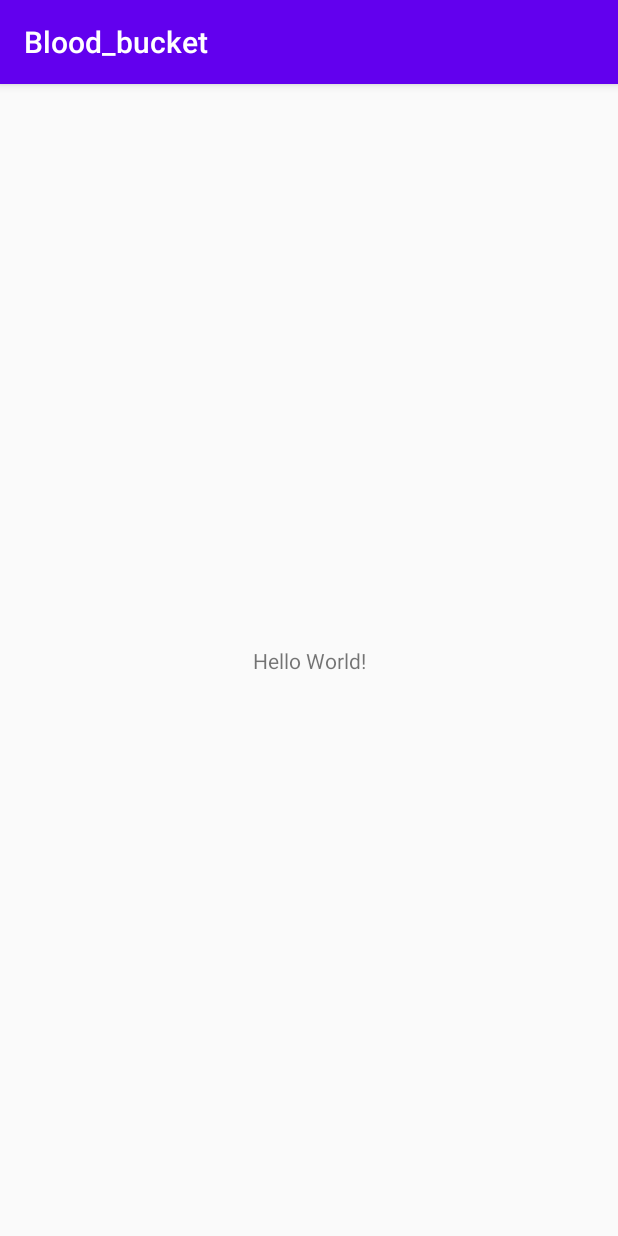
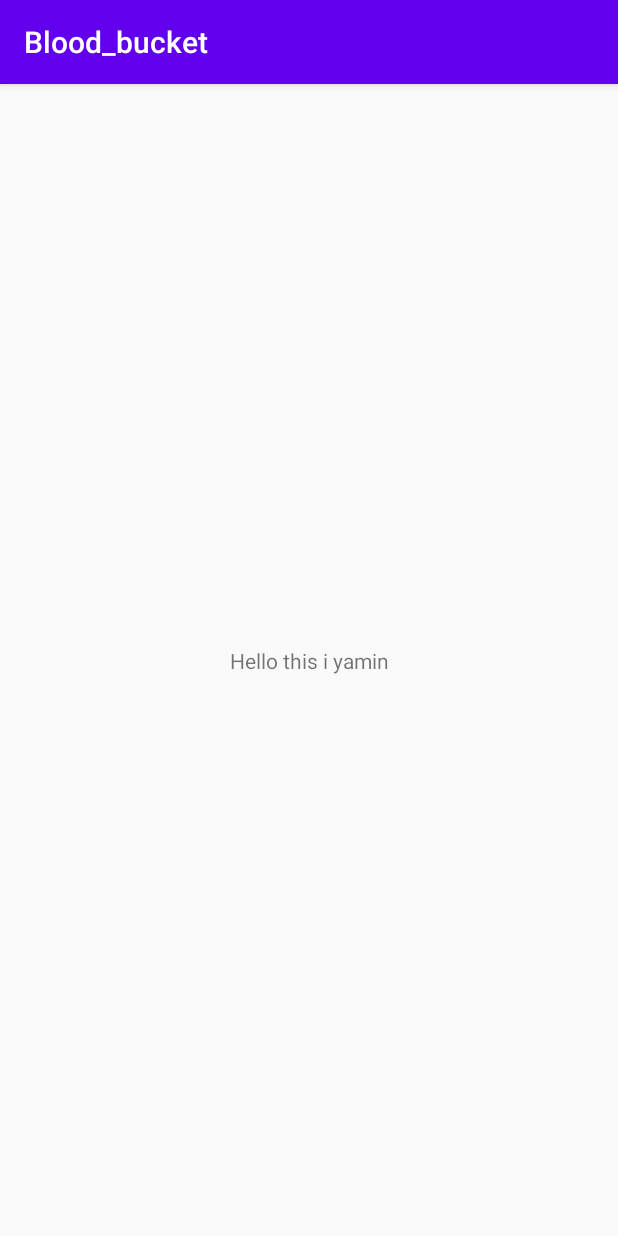
Before and after one commit to yamin029/Blood_bucket, an Android app: the screen it shows after launch (MainActivity), on a phone screen of 412 x 824 dp. Run offline under Robolectric (Android 15) with nearby library versions, the phone set to English and light mode, and no system bars.

Commit message:
this is yamin

```diff
--- a/app/src/main/res/layout/activity_main.xml
+++ b/app/src/main/res/layout/activity_main.xml
@@ -9,7 +9,7 @@
     <TextView
         android:layout_width="wrap_content"
         android:layout_height="wrap_content"
-        android:text="Hello World!"
+        android:text="Hello this i yamin"
         app:layout_constraintBottom_toBottomOf="parent"
         app:layout_constraintLeft_toLeftOf="parent"
         app:layout_constraintRight_toRightOf="parent"
```
